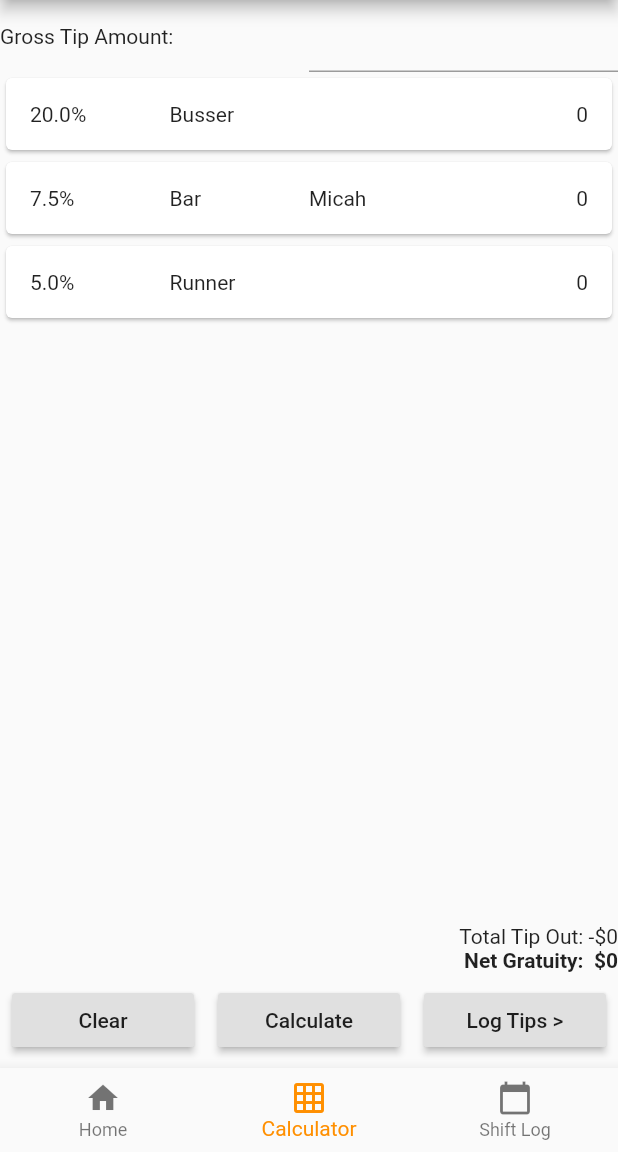
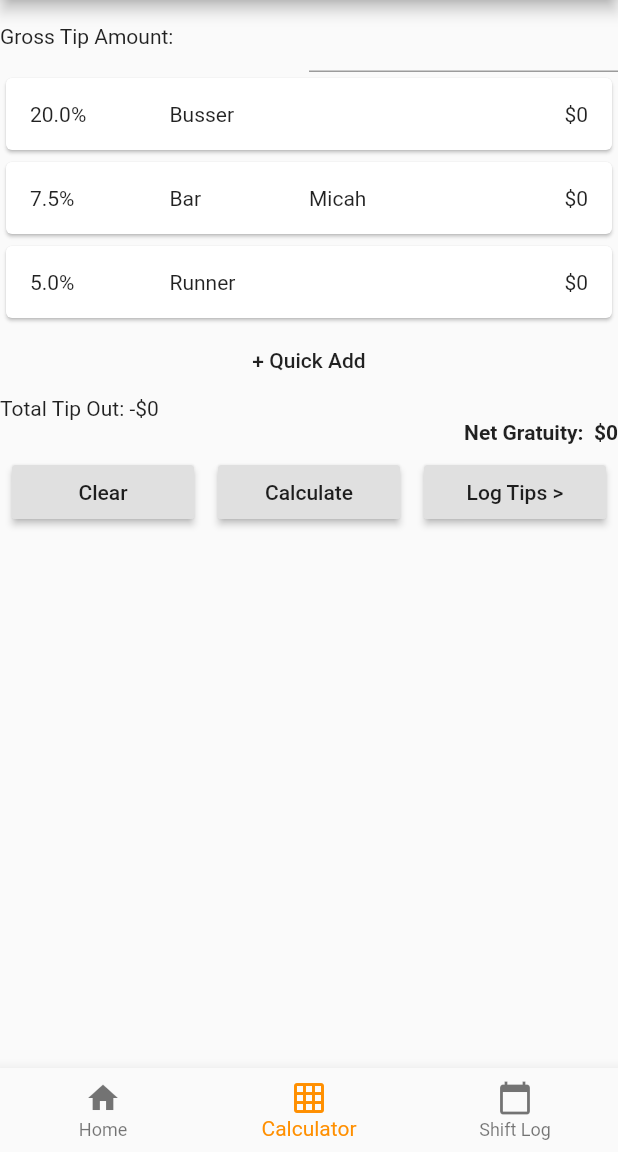
Before and after one commit to matthewjames/TYFT_Flutter, a Flutter app: the screen it shows after launch, item 2 of the bottom bar chosen, after a tap on "Clear", on a phone screen of 412 x 824 dp, the part 84-1236 px from its top. Run offline on Flutter 3.47's test engine with Material 2 defaults, Android fonts, the phone set to English and light mode, and no system bars.

Commit message:
TipOutCalculator: button functionality added

```diff
--- a/lib/page_tip_out_calculator.dart
+++ b/lib/page_tip_out_calculator.dart
@@ -17,10 +17,57 @@ class _TipOutCalculatorPageState extends State<TipOutCalculatorPage> {
     new Position('Runner', null, 5.0)
   ];
 
-  var _totalTipOut = 0;
+  var _totalTipOut = 0, _netGratuity = 0;
+  final grossTipsController = new TextEditingController();
 
   String _getName(position){
     return _positions[position].name == null ? '' : _positions[position].name;
+  }
+
+  void _calculate(grossTipAmount){
+    // reset variables
+    _totalTipOut = 0;
+    _netGratuity = 0;
+
+    for (int i = 0; i < _positions.length; i++){
+      // multiply gross tip amount to tip percentage of each position
+      var tipAmount = (grossTipAmount * (_positions[i].tipPercentage * 0.01)).round();
+
+      // track total tip out amount
+      _totalTipOut += tipAmount;
+
+      // set tip amount for position
+      _positions[i].setTipOutAmount(tipAmount);
+    }
+
+    _netGratuity = grossTipAmount - _totalTipOut;
+
+    setState(() {
+
+    });
+  }
+
+  void _showDialog() {
+    // flutter defined function
+    showDialog(
+      context: context,
+      builder: (BuildContext context) {
+        // return object of type Dialog
+        return AlertDialog(
+          title: new Text("Alert Dialog title"),
+          content: new Text("Alert Dialog body"),
+          actions: <Widget>[
+            // usually buttons at the bottom of the dialog
+            new FlatButton(
+              child: new Text("Close"),
+              onPressed: () {
+                Navigator.of(context).pop();
+              },
+            ),
+          ],
+        );
+      },
+    );
   }
 
   @override
@@ -35,12 +82,14 @@ class _TipOutCalculatorPageState extends State<TipOutCalculatorPage> {
               Expanded(flex: 1, child: Text('Gross Tip Amount:')),
               Expanded(
                 flex: 1,
-                child: TextField(),
+                child: TextField(
+                  controller: grossTipsController,
+                  autofocus: false,),
               ),
             ],
           ),
-          Expanded(
-            child: ListView.builder(
+          ListView.builder(
+            shrinkWrap: true,
               itemBuilder: (context, position) {
                 return Container(
                   child: Card(
@@ -51,7 +100,7 @@ class _TipOutCalculatorPageState extends State<TipOutCalculatorPage> {
                           Expanded(child: Text(_positions[position].tipPercentage.toString() + '%')),
                           Expanded(child: Text(_positions[position].title)),
                           Expanded(child: Text(_getName(position))),
-                            Expanded(child: Text(_positions[position].tipOutAmount.toString(),
+                          Expanded(child: Text('\$' + _positions[position].tipOutAmount.toString(),
                                   textAlign: TextAlign.end),
                           ),
                         ],
@@ -62,18 +111,28 @@ class _TipOutCalculatorPageState extends State<TipOutCalculatorPage> {
               },
               itemCount: _positions.length,
           ),
+          Center(
+            child: FlatButton(
+              onPressed: (){
+                _showDialog();
+              },
+              child: Text('+ Quick Add'),
+            ),
           ),
           Column(
             children: <Widget>[
               Row(
                 children: <Widget>[
-                  Expanded(child: Text('Total Tip Out: -\$$_totalTipOut',
-                  textAlign: TextAlign.end,)),
+                  Container(
+                    padding: const EdgeInsets.only(right: 4.0),
+                      child: Text('Total Tip Out: -\$$_totalTipOut',
+                  textAlign: TextAlign.end,
+                  )),
                 ],
               ),
               Row(
                 children: <Widget>[
-                  Expanded(child: Text('Net Gratuity:  \$$_totalTipOut',
+                  Expanded(child: Text('Net Gratuity:  \$$_netGratuity',
                       textAlign: TextAlign.end,
                       style: TextStyle(fontWeight: FontWeight.bold))),
                 ],
@@ -84,7 +143,10 @@ class _TipOutCalculatorPageState extends State<TipOutCalculatorPage> {
                     child: Container(
                       padding: const EdgeInsets.all(8.0),
                       child: RaisedButton(
-                          onPressed: (){},
+                          onPressed: (){
+                            _calculate(0);
+                            grossTipsController.text = '';
+                          },
                           child: Text('Clear')),
                     ),
                   ),
@@ -92,7 +154,9 @@ class _TipOutCalculatorPageState extends State<TipOutCalculatorPage> {
                     child: Container(
                       padding: const EdgeInsets.all(8.0),
                       child: RaisedButton(
-                          onPressed: (){},
+                          onPressed: (){
+                            _calculate(int.parse(grossTipsController.text));
+                          },
                           child: Text('Calculate')),
                     ),
                   ),
```
Lines whose indentation alone changed are shown as unchanged.
